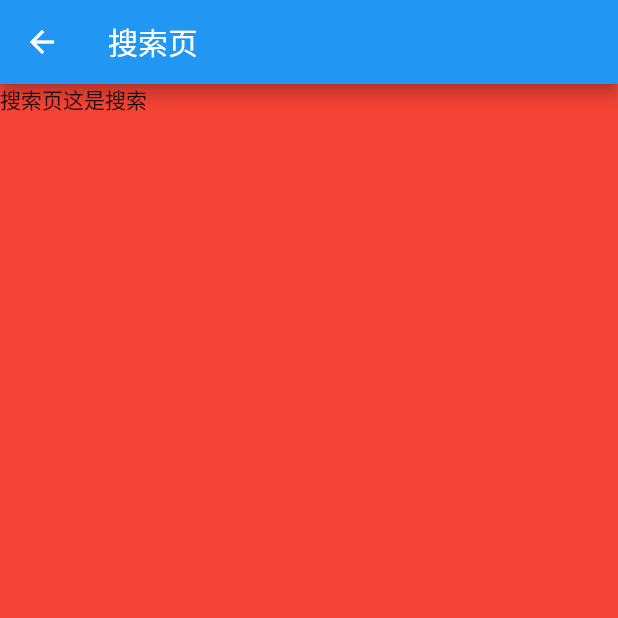
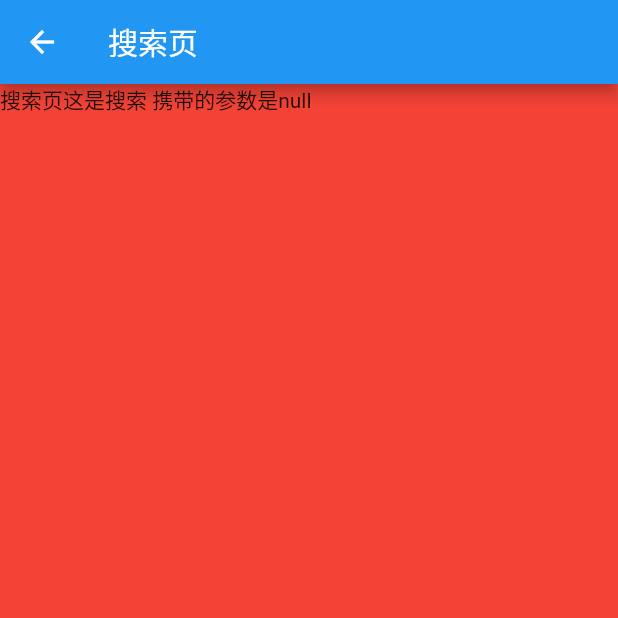
Before and after one commit to ADKcodeXD/flutter-learn, a Flutter app: the screen it shows after launch, after a tap on "跳转到第二页", on a phone screen of 412 x 824 dp, the top half of it. Run offline on Flutter 3.47's test engine with Material 2 defaults, Android fonts, the phone set to English and light mode, and no system bars.

Commit message:
feat: 🎸 固定路由和路由传参

```diff
--- a/flutter-first/myfirstapp/lib/main.dart
+++ b/flutter-first/myfirstapp/lib/main.dart
@@ -10,6 +10,13 @@ class MyApp extends StatelessWidget {
   @override
   Widget build(BuildContext context) {
     return MaterialApp(
+      title: '我的app',
+      initialRoute: '/',
+      routes: {
+        "/search": (context) => const MySearchPage(
+              title: '这是路由',
+            ),
+      },
       home: HomePage(),
       theme: ThemeData(
         primarySwatch: Colors.blue,
@@ -46,6 +53,12 @@ class HomePage extends StatelessWidget {
                 );
               },
             ),
+            ElevatedButton(
+              child: const Text('跳转到第二页'),
+              onPressed: () {
+                Navigator.pushNamed(context, '/search', arguments: '你好');
+              },
+            ),
           ],
         ),
       ),
@@ -66,7 +79,8 @@ class MySearchPage extends StatelessWidget {
         width: double.infinity,
         height: double.infinity,
         color: Colors.red,
-        child: Text('搜索页$title'),
+        child: Text(
+            '搜索页$title 携带的参数是${ModalRoute.of(context)?.settings.arguments}'),
       ),
     );
   }
```
